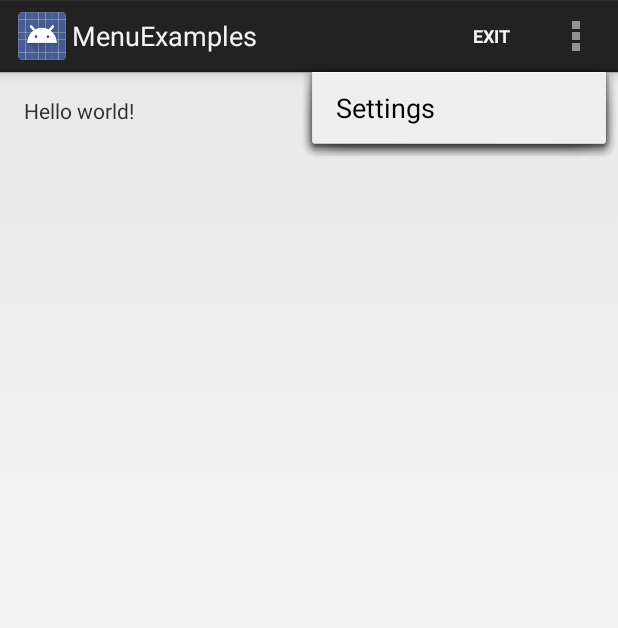
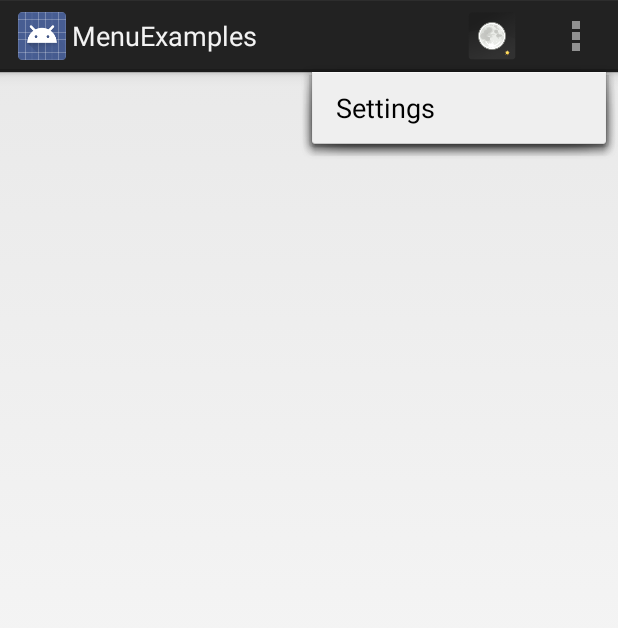
Before and after one commit to mkhat23/Practice_Projects, an Android app: the screen it shows after launch (MyActivity), with the options menu open, on a phone screen of 412 x 824 dp. Shown: the top 628 px of the screen. Run offline under Robolectric (Android 15) with nearby library versions, the phone set to English and light mode, and no system bars.

Commit message:
Continued changes for android apps 4 video by Derek Banas

```diff
--- a/Android_Projects/MenuExamples/app/src/main/res/layout/activity_my.xml
+++ b/Android_Projects/MenuExamples/app/src/main/res/layout/activity_my.xml
@@ -8,9 +8,6 @@
     android:paddingBottom="@dimen/activity_vertical_margin"
     tools:context=".MyActivity">
 
-    <TextView
-        android:text="@string/hello_world"
-        android:layout_width="wrap_content"
-        android:layout_height="wrap_content" />
+
 
 </RelativeLayout>
--- a/Android_Projects/MenuExamples/app/src/main/res/menu/my.xml
+++ b/Android_Projects/MenuExamples/app/src/main/res/menu/my.xml
@@ -1,14 +1,22 @@
 <menu xmlns:android="http://schemas.android.com/apk/res/android"
     xmlns:tools="http://schemas.android.com/tools"
-    tools:context=".MyActivity" >
+    tools:context=".MyActivity">
+
+    <group android:checkableBehavior="single"/>
 
 
-     <item android:id="@+id/action_settings"
-        android:title="@string/action_settings"
+    <item
+        android:id="@+id/action_settings"
+        android:icon="@drawable/weather_clear"
         android:orderInCategory="100"
-        android:showAsAction="never" />
+        android:showAsAction="never"
+        android:title="@string/action_settings" />
 
-    <item android:id="@+id/exit_the_app"
-        android:title = "@string/options_exit"
-        android:showAsAction="ifRoom|withText"/>
+    <item
+        android:id="@+id/exit_the_app"
+        android:icon="@drawable/weather_clear_night"
+        android:orderInCategory="101"
+        android:showAsAction="ifRoom|withText"
+
+        android:title="@string/options_exit" />
 </menu>
```
Also changed, not shown: Android_Projects/MenuExamples/app/src/main/res/drawable-hdpi/weather_clear.png (added), Android_Projects/MenuExamples/app/src/main/res/drawable-hdpi/weather_clear_night.png (added), Android_Projects/MenuExamples/app/src/main/res/drawable-hdpi/weather_fog.png (added), Android_Projects/MenuExamples/app/src/main/res/drawable-hdpi/weather_showers.png (added), Android_Projects/MenuExamples/app/src/main/res/drawable-hdpi/weather_storm.png (added).
